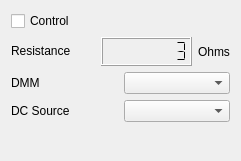
Above: modules/fourres/fourresform.ui from northriv/KAME before the change. Below: the same form after it.
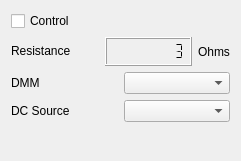
That is the form after the change.

```diff
--- a/modules/fourres/fourresform.ui
+++ b/modules/fourres/fourresform.ui
@@ -48,7 +48,7 @@
          <enum>QFrame::Raised</enum>
         </property>
         <property name="smallDecimalPoint">
-         <bool>false</bool>
+         <bool>true</bool>
         </property>
         <property name="numDigits">
          <number>8</number>
```
